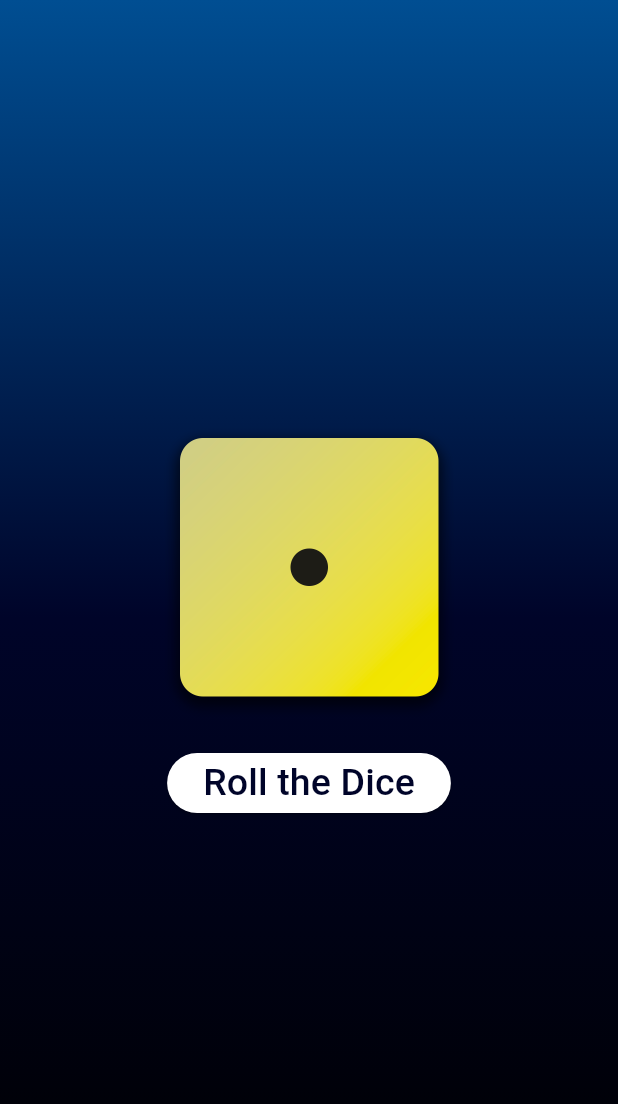
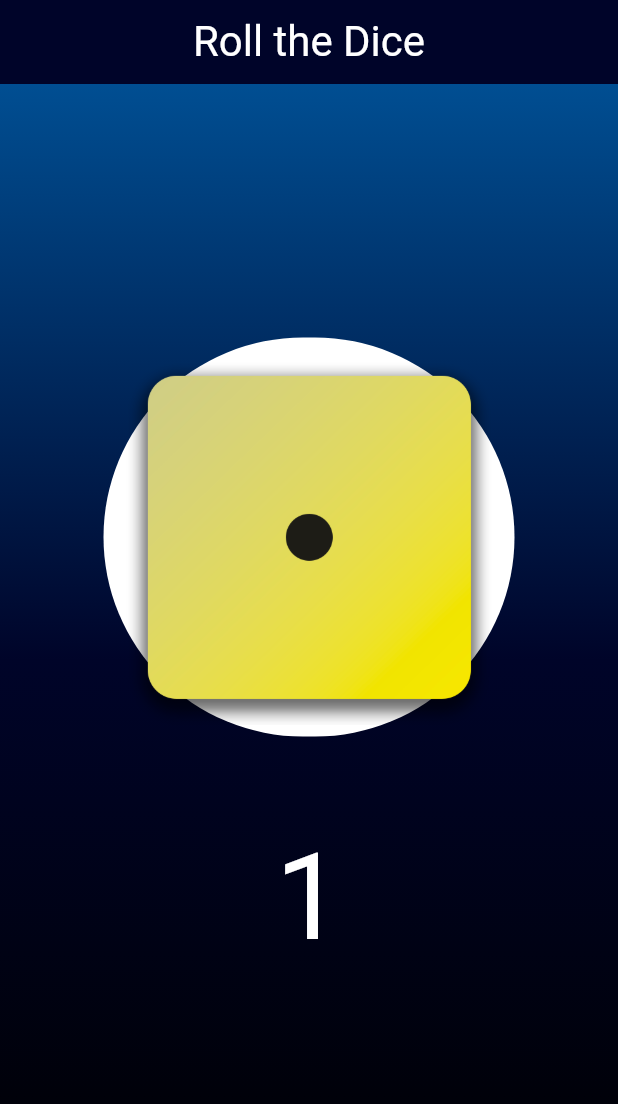
Before and after one commit to vedantgaikar/My_First_App, a Flutter app: the screen it shows after launch, on a phone screen of 412 x 824 dp. Shown: the top 1104 px of the screen. Run offline on Flutter 3.47's test engine with Material 3 defaults, Android fonts, the phone set to English and light mode, and no system bars.

Commit message:
- First I added the rolling function using rollDice.dart - Then i made few changes in the main.dart where i added the appBar - Further i added the custom app icon named as ic_launcher.png in android\app\src main\res - The App is completed now and i also built the app successfully which is stored in build\app\outputs\flutter-apk\apk-release.apk.

```diff
--- a/lib/rollDice.dart
+++ b/lib/rollDice.dart
@@ -1,4 +1,7 @@
+import 'dart:math';
 import 'package:flutter/material.dart';
+
+final randomizer = Random();
 
 class DiceRoller extends StatefulWidget {
   const DiceRoller({super.key});
@@ -10,11 +13,11 @@ class DiceRoller extends StatefulWidget {
 }
 
 class _DiceRollerState extends State<DiceRoller> {
-  var activeImage = 'asset/dice-images/dice-1.png';
+  var currentImage = 1;
 
   void rollDice() {
     setState(() {
-      activeImage = 'asset/dice-images/dice-6.png';
+      currentImage = randomizer.nextInt(6) + 1;
     });
   }
 
@@ -23,25 +26,39 @@ class _DiceRollerState extends State<DiceRoller> {
     return Column(
       mainAxisSize: MainAxisSize.min,
       children: [
-        Image.asset(
-          activeImage,
-          width: 200,
-          height: 200,
+        // Image.asset(
+        //   'asset/dice-images/dice-$currentImage.png',
+        //   width: 200,
+        //   height: 200,
+        // ),
+        //const SizedBox(height: 20),
+        TextButton(
+          onPressed: rollDice,
+          style: TextButton.styleFrom(
+            foregroundColor: Colors.blue,
+            backgroundColor: Colors.white,
+            //shape: RoundedRectangleBorder(borderRadius: BorderRadius.zero,)
+          ),
+          child: ConstrainedBox(
+            constraints: new BoxConstraints.expand(width: 250, height: 250),
+            child: Image.asset(
+              'asset/dice-images/dice-$currentImage.png',
+              width: 250,
+              height: 250,
+            ),
+          ),
+          // child: const Text(
+          //   'Roll the Dice',
+          //   style: TextStyle(
+          //     fontSize: 25,
+          //     color: Color.fromARGB(255, 0, 4, 41),
+          //   ),
         ),
-        const SizedBox(height: 20),
-        ElevatedButton(
-            onPressed: rollDice,
-            style: ElevatedButton.styleFrom(
-              foregroundColor: Colors.blue,
-              backgroundColor: Colors.white,
-            ),
-            child: const Text(
-              'Roll the Dice',
-              style: TextStyle(
-                fontSize: 25,
-                color: Color.fromARGB(255, 0, 4, 41),
-              ),
-            ))
+        const SizedBox(height: 50),
+        Text(
+          '$currentImage',
+          style: TextStyle(fontSize: 80, color: Colors.white,  ),
+        )
       ],
     );
   }
--- a/pubspec.yaml
+++ b/pubspec.yaml
@@ -45,7 +45,7 @@ dev_dependencies:
   # activated in the `analysis_options.yaml` file located at the root of your
   # package. See that file for information about deactivating specific lint
   # rules and activating additional ones.
-  flutter_lints: ^3.0.0
+  flutter_lints: ^4.0.0
 
 # For information on the generic Dart part of this file, see the
 # following page: https://dart.dev/tools/pub/pubspec
```
Also changed, not shown: lib/main.dart (+16 -4 lines), pubspec.lock, 5 other files.
